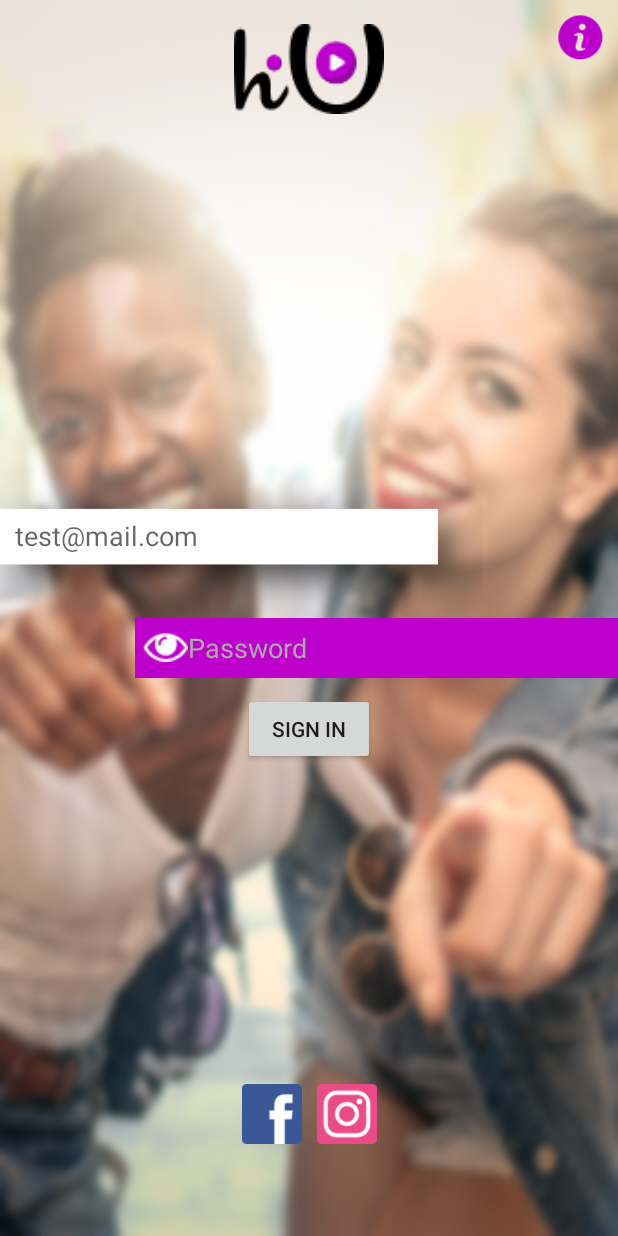
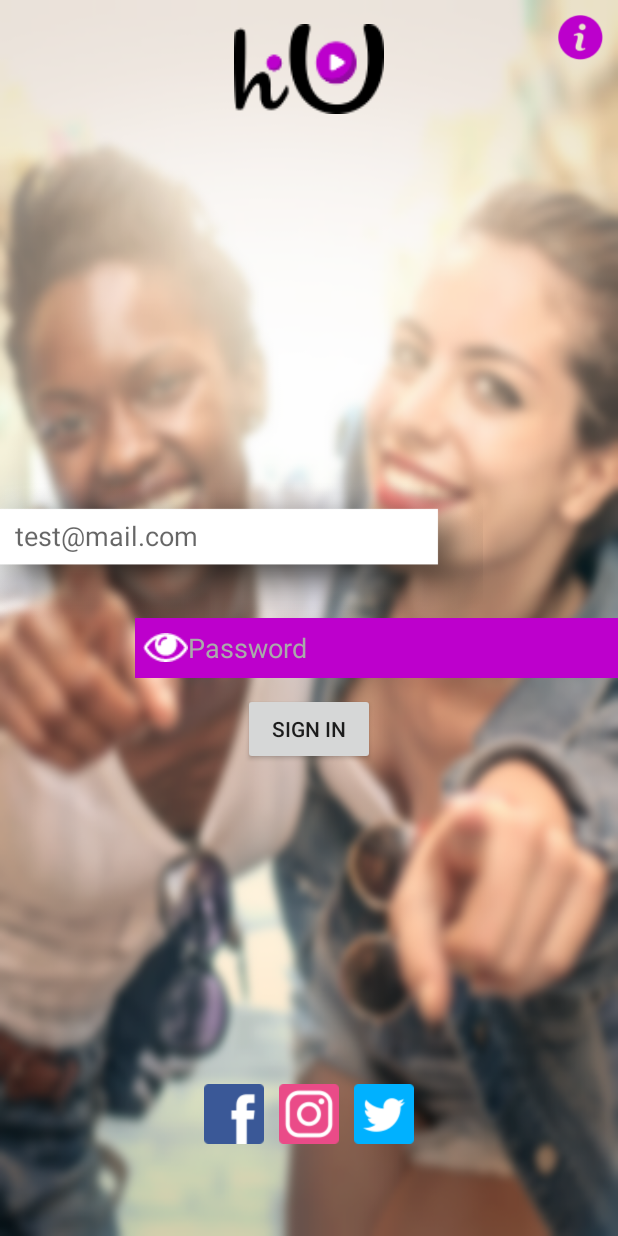
Before and after one commit to hiulatam/Android, an Android app: the LoginActivity screen opened directly, with no data from a screen before it, on a phone screen of 412 x 824 dp. Run offline under Robolectric (Android 15) with nearby library versions, the phone set to English and light mode, and no system bars; libraries missing offline, so code that uses them is left out: com.an.customfontview, com.facebook, com.facebook.login, com.steelkiwi.instagramhelper, com.twitter.sdk; plain views replace CustomButton, CustomEditText; 14 statements that could not run were skipped.

Commit message:
twitter login -incomplete

```diff
--- a/app/build.gradle
+++ b/app/build.gradle
@@ -42,5 +42,6 @@ dependencies {
     compile 'com.github.thelester:Instagram-Helper:1.1.1'
     compile 'com.android.support:support-v4:26.+'
     compile 'com.android.support:recyclerview-v7:26.0.+'
+    compile 'com.twitter.sdk.android:twitter:3.1.1'
     testCompile 'junit:junit:4.12'
 }
--- a/app/src/main/AndroidManifest.xml
+++ b/app/src/main/AndroidManifest.xml
@@ -58,6 +58,8 @@
         <activity
             android:name=".InstagramActivity"
             android:label="@string/title_activity_insta"
+            android:theme="@style/AppTheme.NoActionBar" />
+        <activity android:name=".TwitterActivity"
             android:theme="@style/AppTheme.NoActionBar"></activity>
     </application>
 
--- a/app/src/main/java/com/hiulatam/hiu/hiu/LoginActivity.java
+++ b/app/src/main/java/com/hiulatam/hiu/hiu/LoginActivity.java
@@ -23,13 +23,14 @@ import com.hiulatam.hiu.hiu.utils.profileUser;
 import com.steelkiwi.instagramhelper.InstagramHelper;
 import com.steelkiwi.instagramhelper.model.InstagramUser;
 import com.steelkiwi.instagramhelper.utils.SharedPrefUtils;
+import com.twitter.sdk.android.core.identity.TwitterLoginButton;
 
 import java.util.Arrays;
 
 public class LoginActivity extends AppCompatActivity implements FacebookCallback {
 
     private static final String TAG ="facebook login:   " ;
-    private Button btn_fb_login,btn_ins_login;
+    private Button btn_fb_login,btn_ins_login,btn_twi_login;
     private CallbackManager callbackManager;
     private ProfileTracker profileTracker;
     private Context mContext;
@@ -42,8 +43,8 @@ public class LoginActivity extends AppCompatActivity implements FacebookCallback
     protected void onCreate(Bundle savedInstanceState) {
         super.onCreate(savedInstanceState);
         setContentView(R.layout.activity_login);
-        info= (ImageView) findViewById(R.id.imageInfo);
-        //facebook sdk
+
+         //facebook sdk
         FacebookSdk.sdkInitialize(getApplicationContext());
         callbackManager = CallbackManager.Factory.create();
         LoginManager.getInstance().registerCallback(callbackManager,this);
@@ -64,14 +65,12 @@ public class LoginActivity extends AppCompatActivity implements FacebookCallback
         }else if(profileUser.isLoggedInInstagram(this)){
             InstagramSuccess();
         }
+        bindComponents();
+        init();
+        addListeners();
 
 
 
-
-
-        bindComponents();
-        init();
-        addListeners();
 
 
 
@@ -150,9 +149,11 @@ public class LoginActivity extends AppCompatActivity implements FacebookCallback
      * Created on:  09/30/2017
      */
     private void bindComponents(){
+        info= (ImageView) findViewById(R.id.imageInfo);
         buttonSignIn = (CustomButton) findViewById(R.id.sign_in);
         btn_fb_login = (Button)findViewById(R.id.btn_fb_login);
         btn_ins_login = (Button)findViewById(R.id.btn_ins_login);
+        btn_twi_login = (Button) findViewById(R.id.btn_twi_login);
     }
 
     /**
@@ -194,6 +195,13 @@ public class LoginActivity extends AppCompatActivity implements FacebookCallback
                 startActivity(intent);
             }
         });
+        btn_twi_login.setOnClickListener(new View.OnClickListener() {
+            @Override
+            public void onClick(View view) {
+                Intent intent=new Intent(LoginActivity.this,TwitterActivity.class);
+                startActivity(intent);
+            }
+        });
     }
 
     /**
--- a/app/src/main/java/com/hiulatam/hiu/hiu/MyApplication.java
+++ b/app/src/main/java/com/hiulatam/hiu/hiu/MyApplication.java
@@ -24,6 +24,7 @@ public class MyApplication  extends Application {
         super.onCreate();
         // Required initialization logic here!
          profile=new profileUser();
+
         // Add code to print out the key hash
         try {
             PackageInfo info = getPackageManager().getPackageInfo(
--- a/app/src/main/res/layout/activity_login.xml
+++ b/app/src/main/res/layout/activity_login.xml
@@ -145,9 +145,14 @@
             android:layout_height="40dp"
             android:layout_gravity="center_horizontal"
             android:background="@drawable/instagram_button"
-            android:layout_marginStart="10dp"
-   />
-
+            android:layout_marginStart="10dp" />
+        <Button
+            android:id="@+id/btn_twi_login"
+            android:layout_width="40dp"
+            android:layout_height="40dp"
+            android:layout_gravity="center_horizontal"
+            android:background="@drawable/twitter_button"
+            android:layout_marginStart="10dp" />
     </LinearLayout>
 
 
--- a/app/src/main/res/values/strings.xml
+++ b/app/src/main/res/values/strings.xml
@@ -23,6 +23,8 @@
     <string name="fb_login_protocol_scheme">fb1931307483801819</string>
     <string name="instagram_app_id">07b61414512a45dcb8e86e087431f2a2</string>
     <string name="instagram_scheme">fb1931307483801819</string>
+    <string name="com.twitter.sdk.android.CONSUMER_KEY">Ba26v4km8xF5gsO69DlCw0Lq4</string>
+    <string name="com.twitter.sdk.android.CONSUMER_SECRET">N1biYkzjfJjgL1UwPyhyExDwE4e8EyFGhG9DfJS4wyTym3eEht</string>
 
     <!-- REQUIRED FOR GENERAL APP FUNCTIONALITY - YOU MAY WANT TO KEEP THESE -->
 
```
Also changed, not shown: app/src/main/java/com/hiulatam/hiu/hiu/TwitterActivity.java (added, +111 -0 lines), app/src/main/java/com/hiulatam/hiu/hiu/utils/profileUser.java (+5 -2 lines), app/src/main/res/layout/activity_twitter.xml (added, +9 -0 lines), app/src/main/res/drawable/twitter_button.png (added).
